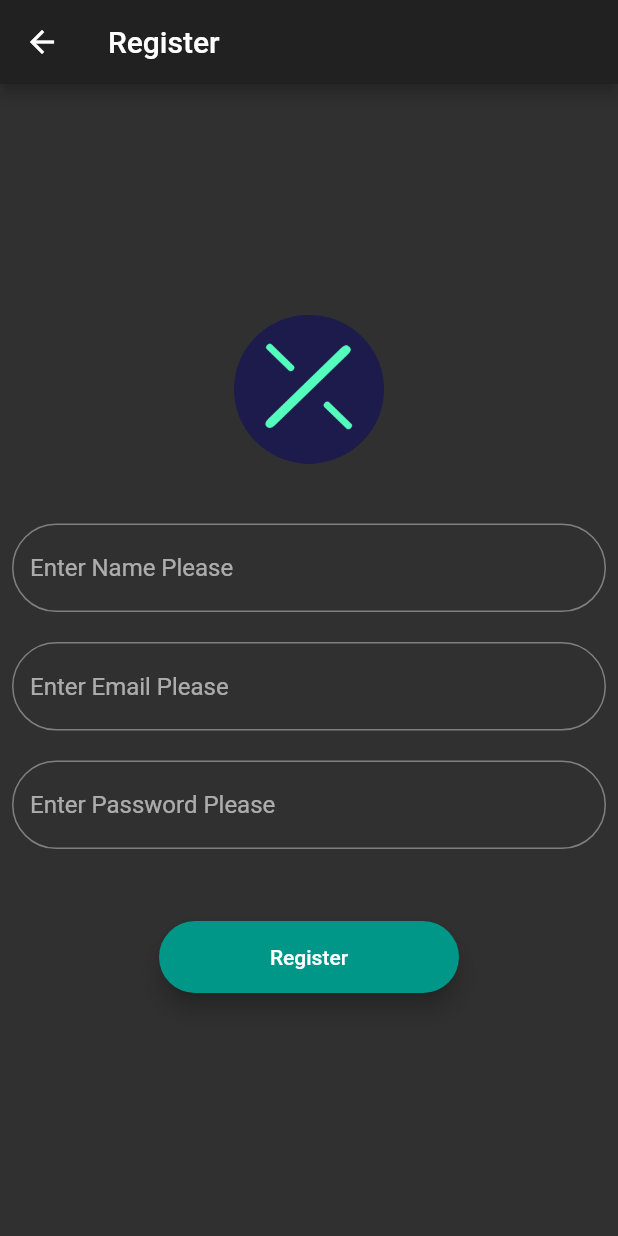
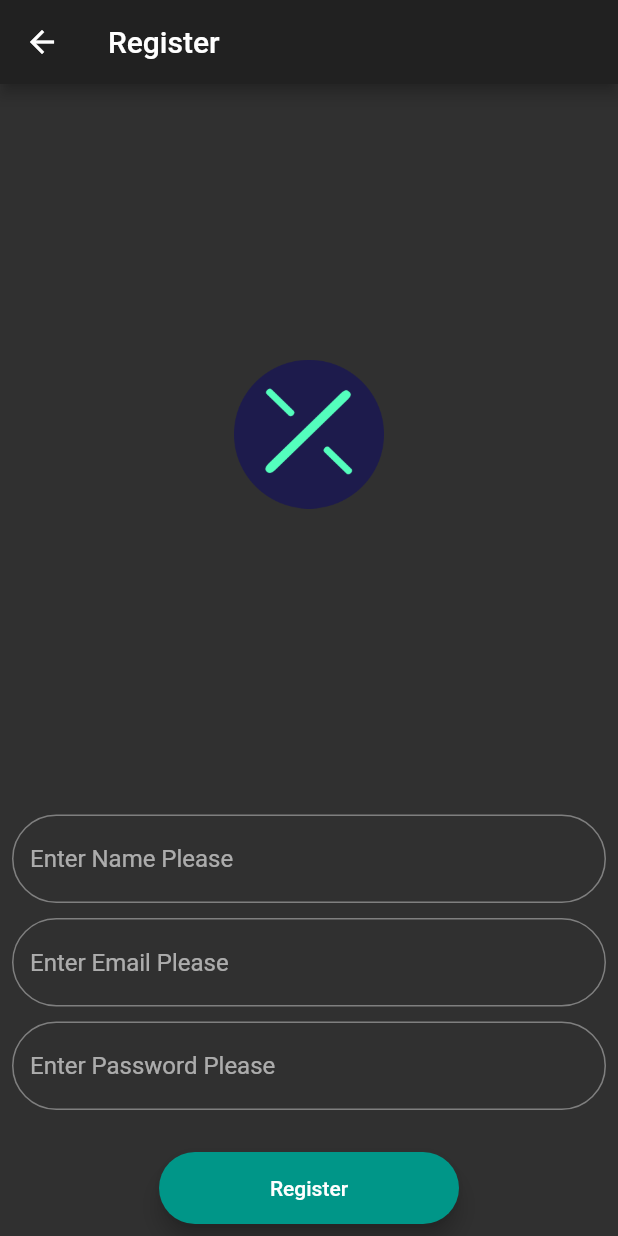
Before and after one commit to drexel-ue/v_one_chat, a Flutter app: the Registration screen opened by its route, on a phone screen of 412 x 824 dp. Run offline on Flutter 3.47's test engine with Material 2 defaults, Android fonts, the phone set to English and light mode, and no system bars; our stand-ins replace firebase_auth; accounts and stored records are empty.

Commit message:
Fix overflow

```diff
--- a/lib/views/registration.dart
+++ b/lib/views/registration.dart
@@ -38,19 +38,21 @@ class _RegistrationState extends State<Registration> {
       ),
       body: Center(
         child: Padding(
-          padding: const EdgeInsets.all(8.0),
+          padding: const EdgeInsets.symmetric(horizontal: 8.0),
           child: Column(
             mainAxisAlignment: MainAxisAlignment.center,
             crossAxisAlignment: CrossAxisAlignment.center,
             children: <Widget>[
-              Hero(
-                tag: 'logo',
-                child: Container(
-                  width: 100,
-                  child: Image.asset('assets/logo.png'),
+              Expanded(
+                child: Hero(
+                  tag: 'logo',
+                  child: Container(
+                    width: 100,
+                    child: Image.asset('assets/logo.png'),
+                  ),
                 ),
               ),
-              SizedBox(height: 40),
+              SizedBox(height: 20),
               TextField(
                 onChanged: (String value) => _name = value,
                 keyboardAppearance: Brightness.dark,
@@ -63,7 +65,7 @@ class _RegistrationState extends State<Registration> {
                   ),
                 ),
               ),
-              SizedBox(height: 20),
+              SizedBox(height: 10),
               TextField(
                 onChanged: (String value) => _email = value,
                 keyboardType: TextInputType.emailAddress,
@@ -77,7 +79,7 @@ class _RegistrationState extends State<Registration> {
                   ),
                 ),
               ),
-              SizedBox(height: 20),
+              SizedBox(height: 10),
               TextField(
                 onChanged: (String value) => _password = value,
                 autocorrect: false,
@@ -92,7 +94,7 @@ class _RegistrationState extends State<Registration> {
                   ),
                 ),
               ),
-              SizedBox(height: 40),
+              SizedBox(height: 20),
               CustomButton(
                 text: 'Register',
                 callback: () async {
```
